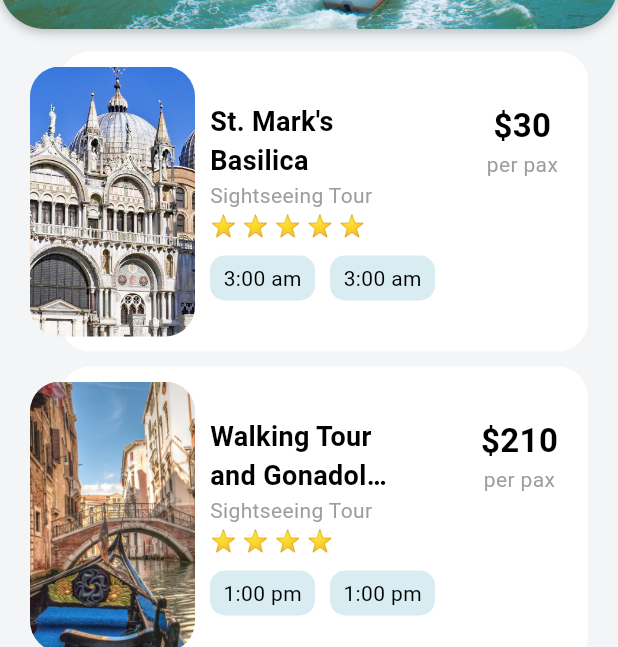
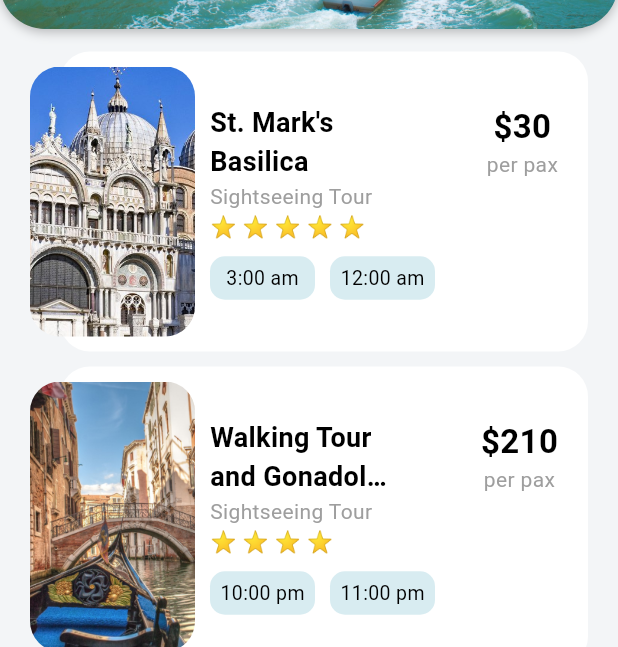
Before and after one commit to MohamedkamalSoudi/Travel_Ui-Master, a Flutter app: the screen it shows after launch, after a tap on an icon or button, on a phone screen of 412 x 824 dp. Shown: the part 589-1236 px from the top of the screen. Run offline on Flutter 3.47's test engine with Material 3 defaults, Android fonts, the light colour scheme and no system bars; our stand-ins replace device_preview, flutter_screenutil, font_awesome_flutter; network calls fail.

Commit message:
Finsh project

```diff
--- a/lib/models/destination_model.dart
+++ b/lib/models/destination_model.dart
@@ -21,7 +21,7 @@ List<Activity> activities = [
     imageUrl: 'assets/images/stmarksbasilica.jpg',
     name: 'St. Mark\'s Basilica',
     type: 'Sightseeing Tour',
-    startTimes: ['9:00 am', '3:00 am'],
+    startTimes: ['12:00 am', '3:00 am'],
     rating: 5,
     price: 30,
   ),
@@ -29,7 +29,7 @@ List<Activity> activities = [
     imageUrl: 'assets/images/gondola.jpg',
     name: 'Walking Tour and Gonadola Ride',
     type: 'Sightseeing Tour',
-    startTimes: ['3:00 pm', '1:00 pm'],
+    startTimes: ['11:00 pm', '10:00 pm'],
     rating: 4,
     price: 210,
   ),
@@ -37,7 +37,7 @@ List<Activity> activities = [
     imageUrl: 'assets/images/murano.jpg',
     name: 'Murano and Burano Tour',
     type: 'Sightseeing Tour',
-    startTimes: ['12:30 pm', '2:00 pm'],
+    startTimes: ['12:30 pm', '12:00 pm'],
     rating: 3,
     price: 125,
   ),
--- a/lib/screens/destination_screen.dart
+++ b/lib/screens/destination_screen.dart
@@ -1,3 +1,5 @@
+// ignore_for_file: prefer_const_literals_to_create_immutables, library_private_types_in_public_api, prefer_const_constructors_in_immutables, use_key_in_widget_constructors
+
 import 'package:flutter/material.dart';
 import 'package:font_awesome_flutter/font_awesome_flutter.dart';
 import 'package:travel_ui_master/models/activity_model.dart';
@@ -34,7 +36,7 @@ class _DestinationScreenState extends State<DestinationScreen> {
                 decoration: BoxDecoration(
                   borderRadius: BorderRadius.circular(30.0),
                   boxShadow: [
-                    BoxShadow(
+                    const BoxShadow(
                       color: Colors.black26,
                       offset: Offset(0.0, 2.0),
                       blurRadius: 6.0,
@@ -53,12 +55,12 @@ class _DestinationScreenState extends State<DestinationScreen> {
                 ),
               ),
               Padding(
-                padding: EdgeInsets.symmetric(horizontal: 10.0, vertical: 40.0),
+                padding: const EdgeInsets.symmetric(horizontal: 10.0, vertical: 40.0),
                 child: Row(
                   mainAxisAlignment: MainAxisAlignment.spaceBetween,
                   children: <Widget>[
                     IconButton(
-                      icon: Icon(Icons.arrow_back),
+                      icon: const Icon(Icons.arrow_back),
                       iconSize: 30.0,
                       color: Colors.black,
                       onPressed: () => Navigator.pop(context),
@@ -66,13 +68,13 @@ class _DestinationScreenState extends State<DestinationScreen> {
                     Row(
                       children: <Widget>[
                         IconButton(
-                          icon: Icon(Icons.search),
+                          icon: const Icon(Icons.search),
                           iconSize: 30.0,
                           color: Colors.black,
                           onPressed: () => Navigator.pop(context),
                         ),
                         IconButton(
-                          icon: Icon(FontAwesomeIcons.sortAmountDown),
+                          icon: const Icon(FontAwesomeIcons.sortAmountDown),
                           iconSize: 25.0,
                           color: Colors.black,
                           onPressed: () => Navigator.pop(context),
@@ -90,7 +92,7 @@ class _DestinationScreenState extends State<DestinationScreen> {
                   children: <Widget>[
                     Text(
                       widget.destination.city,
-                      style: TextStyle(
+                      style: const TextStyle(
                         color: Colors.white,
                         fontSize: 35.0,
                         fontWeight: FontWeight.w600,
@@ -99,15 +101,15 @@ class _DestinationScreenState extends State<DestinationScreen> {
                     ),
                     Row(
                       children: <Widget>[
-                        Icon(
+                        const Icon(
                           FontAwesomeIcons.locationArrow,
                           size: 15.0,
                           color: Colors.white70,
                         ),
-                        SizedBox(width: 5.0),
+                        const SizedBox(width: 5.0),
                         Text(
                           widget.destination.country,
-                          style: TextStyle(
+                          style: const TextStyle(
                             color: Colors.white70,
                             fontSize: 20.0,
                           ),
@@ -117,7 +119,7 @@ class _DestinationScreenState extends State<DestinationScreen> {
                   ],
                 ),
               ),
-              Positioned(
+              const Positioned(
                 right: 20.0,
                 bottom: 20.0,
                 child: Icon(
@@ -130,14 +132,14 @@ class _DestinationScreenState extends State<DestinationScreen> {
           ),
           Expanded(
             child: ListView.builder(
-              padding: EdgeInsets.only(top: 10.0, bottom: 15.0),
+              padding: const EdgeInsets.only(top: 10.0, bottom: 15.0),
               itemCount: widget.destination.activities.length,
               itemBuilder: (BuildContext context, int index) {
                 Activity activity = widget.destination.activities[index];
                 return Stack(
                   children: <Widget>[
                     Container(
-                      margin: EdgeInsets.fromLTRB(40.0, 5.0, 20.0, 5.0),
+                      margin: const EdgeInsets.fromLTRB(40.0, 5.0, 20.0, 5.0),
                       height: 200.0,
                       width: double.infinity,
                       decoration: BoxDecoration(
@@ -145,7 +147,7 @@ class _DestinationScreenState extends State<DestinationScreen> {
                         borderRadius: BorderRadius.circular(20.0),
                       ),
                       child: Padding(
-                        padding: EdgeInsets.fromLTRB(100.0, 20.0, 20.0, 20.0),
+                        padding: const EdgeInsets.fromLTRB(100.0, 20.0, 20.0, 20.0),
                         child: Column(
                           mainAxisAlignment: MainAxisAlignment.center,
                           crossAxisAlignment: CrossAxisAlignment.start,
@@ -154,11 +156,11 @@ class _DestinationScreenState extends State<DestinationScreen> {
                               mainAxisAlignment: MainAxisAlignment.spaceBetween,
                               crossAxisAlignment: CrossAxisAlignment.start,
                               children: <Widget>[
-                                Container(
+                               SizedBox(
                                   width: 120.0,
                                   child: Text(
                                     activity.name,
-                                    style: TextStyle(
+                                    style: const TextStyle(
                                       fontSize: 18.0,
                                       fontWeight: FontWeight.w600,
                                     ),
@@ -170,12 +172,12 @@ class _DestinationScreenState extends State<DestinationScreen> {
                                   children: <Widget>[
                                     Text(
                                       '\$${activity.price}',
-                                      style: TextStyle(
+                                      style: const TextStyle(
                                         fontSize: 22.0,
                                         fontWeight: FontWeight.w600,
                                       ),
                                     ),
-                                    Text(
+                                    const Text(
                                       'per pax',
                                       style: TextStyle(
                                         color: Colors.grey,
@@ -187,16 +189,16 @@ class _DestinationScreenState extends State<DestinationScreen> {
                             ),
                             Text(
                               activity.type,
-                              style: TextStyle(
+                              style: const TextStyle(
                                 color: Colors.grey,
                               ),
                             ),
                             _buildRatingStars(activity.rating),
-                            SizedBox(height: 10.0),
+                            const SizedBox(height: 10.0),
                             Row(
                               children: <Widget>[
                                 Container(
-                                  padding: EdgeInsets.all(5.0),
+                                  padding: const EdgeInsets.all(5.0),
                                   width: 70.0,
                                   decoration: BoxDecoration(
                                     color: Theme.of(context).colorScheme.secondary,
@@ -204,12 +206,12 @@ class _DestinationScreenState extends State<DestinationScreen> {
                                   ),
                                   alignment: Alignment.center,
                                   child: Text(
-                                    activity.startTimes[1],
+                                    activity.startTimes[1],style: const TextStyle(fontSize: 13),
                                   ),
                                 ),
-                                SizedBox(width: 10.0),
+                                const SizedBox(width: 10.0),
                                 Container(
-                                  padding: EdgeInsets.all(5.0),
+                                  padding: const EdgeInsets.all(5.0),
                                   width: 70.0,
                                   decoration: BoxDecoration(
                                     color: Theme.of(context).colorScheme.secondary,
@@ -217,7 +219,7 @@ class _DestinationScreenState extends State<DestinationScreen> {
                                   ),
                                   alignment: Alignment.center,
                                   child: Text(
-                                    activity.startTimes[1],
+                                    activity.startTimes[0],style: const TextStyle(fontSize: 13),
                                   ),
                                 ),
                               ],
--- a/lib/screens/home_screen.dart
+++ b/lib/screens/home_screen.dart
@@ -1,4 +1,4 @@
-// ignore_for_file: prefer_const_literals_to_create_immutables
+// ignore_for_file: prefer_const_literals_to_create_immutables, prefer_final_fields, library_private_types_in_public_api, use_key_in_widget_constructors
 
 import 'package:flutter/material.dart';
 import 'package:font_awesome_flutter/font_awesome_flutter.dart';
--- a/lib/widgets/destination_carousel.dart
+++ b/lib/widgets/destination_carousel.dart
@@ -1,3 +1,5 @@
+// ignore_for_file: use_key_in_widget_constructors, sized_box_for_whitespace
+
 import 'package:flutter/material.dart';
 import 'package:font_awesome_flutter/font_awesome_flutter.dart';
 import 'package:travel_ui_master/models/destination_model.dart';
@@ -96,7 +98,7 @@ class DestinationCarousel extends StatelessWidget {
                         decoration: BoxDecoration(
                           color: Colors.white,
                           borderRadius: BorderRadius.circular(20.0),
-                          boxShadow: [
+                          boxShadow:const [
                             BoxShadow(
                               color: Colors.black26,
                               offset: Offset(0.0, 2.0),
--- a/lib/widgets/hotel_carousel.dart
+++ b/lib/widgets/hotel_carousel.dart
@@ -1,3 +1,5 @@
+// ignore_for_file: avoid_print, use_key_in_widget_constructors
+
 import 'package:flutter/material.dart';
 import 'package:travel_ui_master/models/hotel_model.dart';
 
@@ -34,7 +36,7 @@ class HotelCarousel extends StatelessWidget {
             ],
           ),
         ),
-        Container(
+        SizedBox(
           height: 300.0,
           child: ListView.builder(
             scrollDirection: Axis.horizontal,
@@ -93,7 +95,7 @@ class HotelCarousel extends StatelessWidget {
                       decoration: BoxDecoration(
                         color: Colors.white,
                         borderRadius: BorderRadius.circular(20.0),
-                        boxShadow: [
+                        boxShadow:const  [
                           BoxShadow(
                             color: Colors.black26,
                             offset: Offset(0.0, 2.0),
```
Also changed, not shown: lib/main.dart (line endings or trailing spaces).
